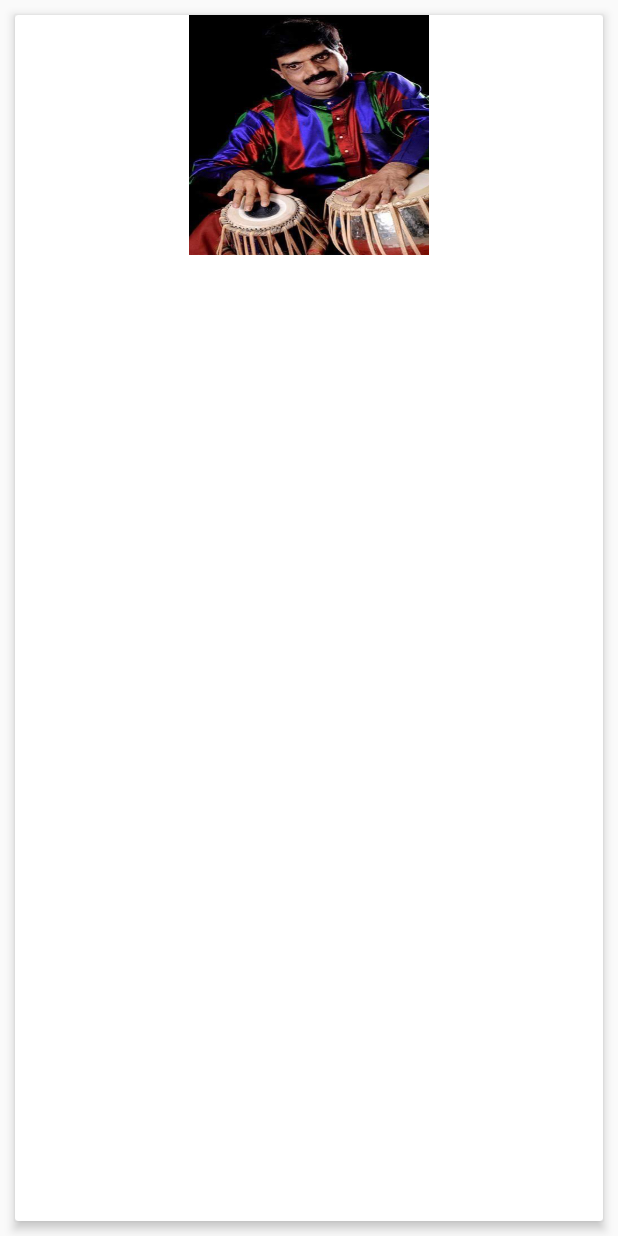
After one commit to Vatican-Cameos/KmTablaVidyalaya, an Android app: the layout item_post_list.xml on its own in the app's theme, with its tools: preview values and no code run, on a phone screen of 412 x 824 dp. The commit adds this screen. Run offline under Robolectric (Android 15) with nearby library versions, the phone set to English and light mode, and no system bars.

Commit message:
NewsFeed Happening

```diff
--- a/app/src/main/res/layout/activity_news_feed.xml
+++ b/app/src/main/res/layout/activity_news_feed.xml
@@ -2,5 +2,9 @@
 <LinearLayout xmlns:android="http://schemas.android.com/apk/res/android"
     android:orientation="vertical" android:layout_width="match_parent"
     android:layout_height="match_parent">
+    <android.support.v7.widget.RecyclerView
+        android:layout_width="match_parent"
+        android:layout_height="match_parent"
+        android:id="@+id/rvPost"></android.support.v7.widget.RecyclerView>
 
 </LinearLayout>
--- /dev/null
+++ b/app/src/main/res/layout/item_post_list.xml
@@ -0,0 +1,45 @@
+<?xml version="1.0" encoding="utf-8"?>
+<LinearLayout xmlns:android="http://schemas.android.com/apk/res/android"
+    xmlns:app="http://schemas.android.com/apk/res-auto"
+    xmlns:card_view="http://schemas.android.com/tools"
+    android:orientation="vertical"
+    android:layout_width="match_parent"
+    android:layout_height="match_parent">
+
+    <android.support.v7.widget.CardView
+        android:id="@+id/cvPost"
+        android:layout_width="match_parent"
+        app:cardElevation="4dp"
+
+        android:layout_margin="10dp"
+        card_view:cardUseCompatPadding="true"
+        android:layout_height="wrap_content">
+
+        <RelativeLayout
+            android:layout_width="match_parent"
+            android:layout_height="match_parent">
+
+            <ImageView
+                android:id="@+id/ivPost"
+                android:layout_width="160dp"
+                android:layout_height="160dp"
+                android:layout_centerHorizontal="true"
+                android:scaleType="fitXY"
+                android:background="@drawable/about_guru_sir"
+                />
+
+            <TextView
+                android:id="@+id/tvPost"
+
+                android:layout_width="match_parent"
+                android:layout_height="@dimen/grid_height"
+                android:layout_alignParentBottom="true"
+                android:layout_below="@id/ivThumbnail"
+                android:gravity="center"
+                android:textColor="@color/solidBlack" />
+        </RelativeLayout>
+
+    </android.support.v7.widget.CardView>
+
+
+</LinearLayout>
```
Also changed, not shown: app/src/main/java/com/example/pavan/kmtabalavidyalaya/Activities/NewsFeed.java (+103 -2 lines), app/src/main/java/com/example/pavan/kmtabalavidyalaya/Adapters/PostAdapter.java (added, +110 -0 lines), app/src/main/java/com/example/pavan/kmtabalavidyalaya/Models/BlogPost.java (added, +26 -0 lines), app/src/main/java/com/example/pavan/kmtabalavidyalaya/Models/RowPostData.java (added, +21 -0 lines).
